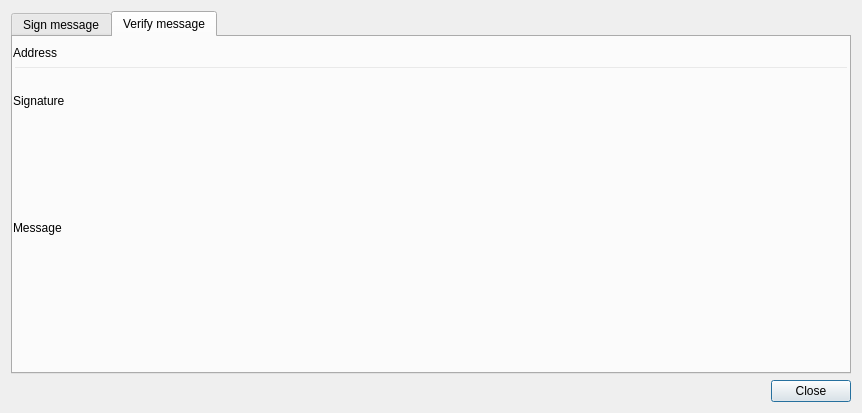
Qt form src/gui/ui/signmessagedialog.ui (Karbovanets/karbowanecwallet) before a commit.
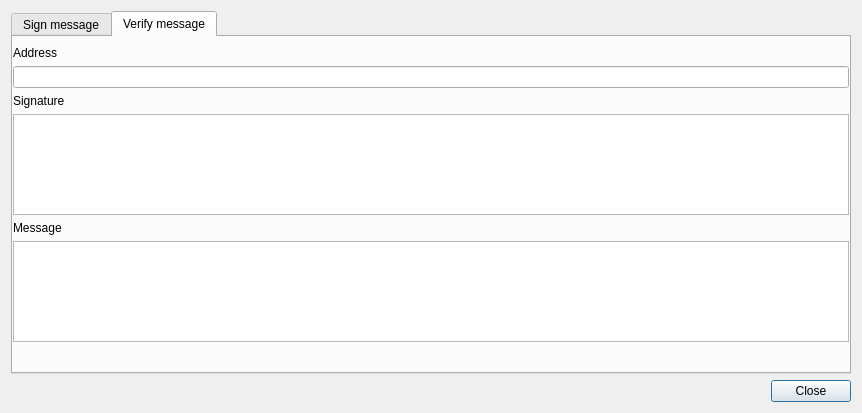
The same form after that commit. Icons and pictures are not drawn.

What changed in the file:
```diff
--- a/src/gui/ui/signmessagedialog.ui
+++ b/src/gui/ui/signmessagedialog.ui
@@ -177,9 +177,6 @@
       <property name="autoFillBackground">
        <bool>false</bool>
       </property>
-      <property name="styleSheet">
-       <string notr="true">background-color: transparent;</string>
-      </property>
       <attribute name="title">
        <string>Verify message</string>
       </attribute>
```
Left out of the diff: 3 changed lines with no effect on the pictures. Lines whose indentation alone changed are shown as unchanged.
